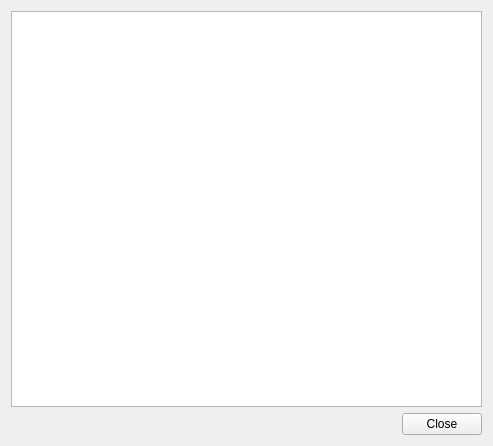
This is IDE/WIDE/View/AnalysisWindow.ui in JoseZancanaro/Compiladores as Qt 5 draws it before an edit. The edited form follows.
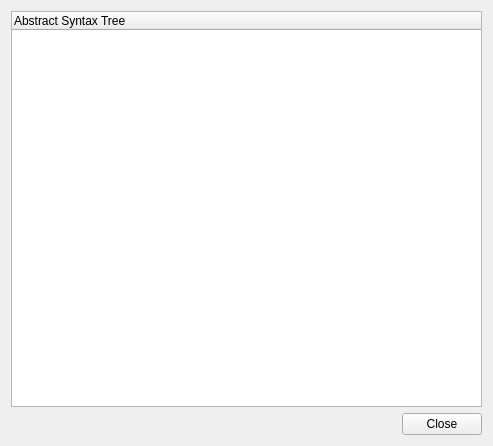
This is the edited form.

```diff
--- a/IDE/WIDE/View/AnalysisWindow.ui
+++ b/IDE/WIDE/View/AnalysisWindow.ui
@@ -17,7 +17,13 @@
    <item>
     <layout class="QVBoxLayout" name="verticalLayout">
      <item>
-      <widget class="QTreeView" name="treeView"/>
+      <widget class="QTreeWidget" name="treeWidget">
+       <column>
+        <property name="text">
+         <string>Abstract Syntax Tree</string>
+        </property>
+       </column>
+      </widget>
      </item>
      <item>
       <layout class="QHBoxLayout" name="horizontalLayout">
```
